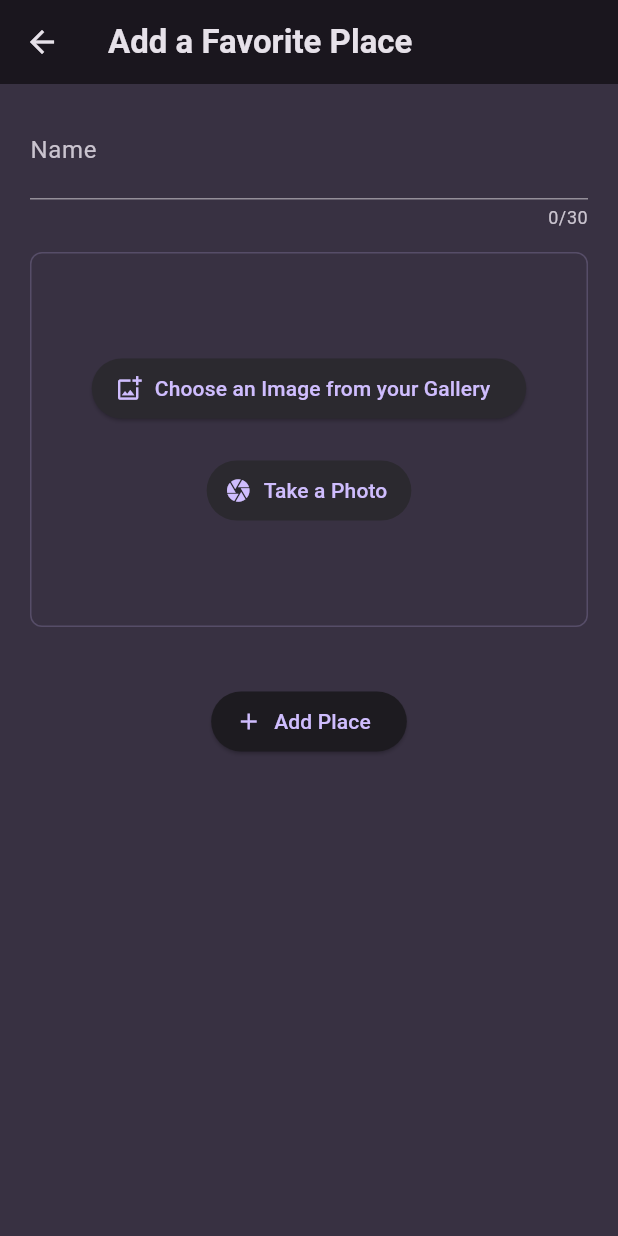
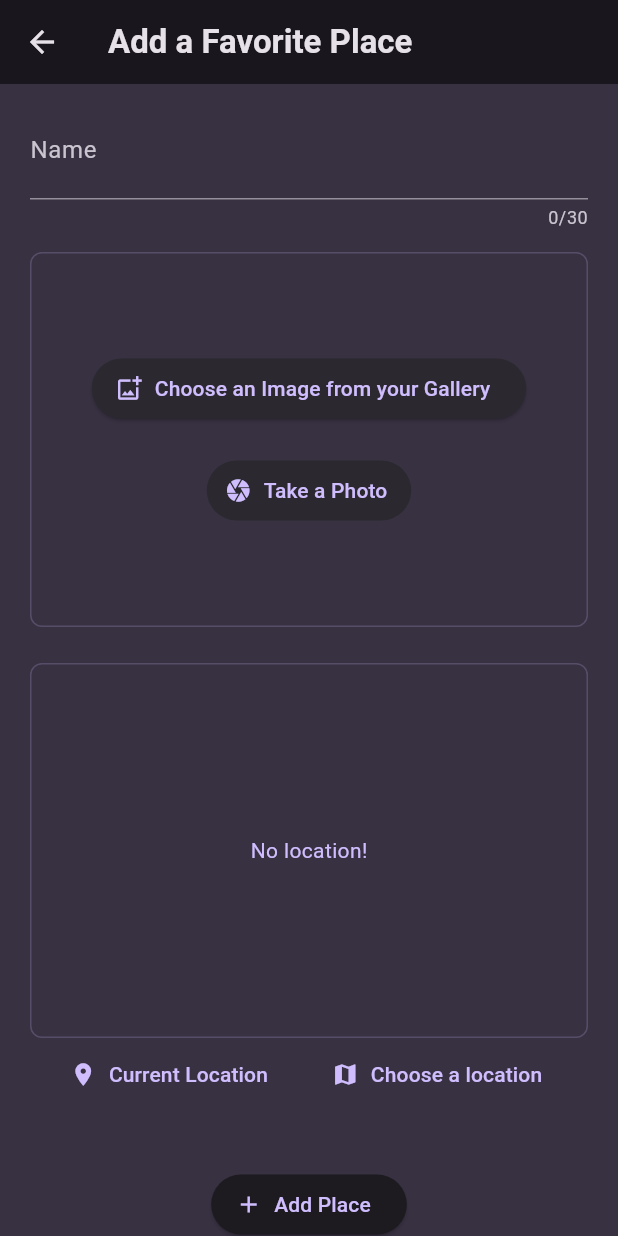
Before and after one commit to fordf/favorite_places, a Flutter app: the NewPlaceForm screen opened directly, on a phone screen of 412 x 824 dp. Run offline on Flutter 3.47's test engine with Material 3 defaults, Android fonts, the phone set to English and light mode, and no system bars; our stand-ins replace flutter_riverpod, google_fonts, image_picker, location.

Commit message:
Add a location form field to the place form

```diff
--- a/lib/models/place.dart
+++ b/lib/models/place.dart
@@ -3,10 +3,27 @@ import 'package:uuid/uuid.dart';
 
 const uuid = Uuid();
 
+class PlaceLocation {
+  const PlaceLocation({
+    required this.latitude,
+    required this.longitude,
+    required this.address,
+  });
+
+  final double latitude;
+  final double longitude;
+  final String address;
+}
+
 class Place {
   final String id;
   final String title;
   final File image;
+  final PlaceLocation location;
 
-  Place({required this.title, required this.image}) : id = uuid.v4();
+  Place({
+    required this.title,
+    required this.image,
+    required this.location,
+  }) : id = uuid.v4();
 }
--- a/lib/screens/new_place_form.dart
+++ b/lib/screens/new_place_form.dart
@@ -3,6 +3,7 @@ import 'dart:io';
 import 'package:favorite_places/models/place.dart';
 import 'package:favorite_places/providers/places_provider.dart';
 import 'package:favorite_places/widgets/file_form_field.dart';
+import 'package:favorite_places/widgets/location_field.dart';
 // import 'package:favorite_places/widgets/image_input.dart';
 import 'package:flutter/material.dart';
 import 'package:flutter_riverpod/flutter_riverpod.dart';
@@ -18,6 +19,7 @@ class _NewPlaceFormState extends ConsumerState<NewPlaceForm> {
   final formKey = GlobalKey<FormState>();
   late String placeTitle;
   File? _image;
+  PlaceLocation? _location;
   bool isSubmitted = false;
   String? imageErrorText;
 
@@ -27,13 +29,18 @@ class _NewPlaceFormState extends ConsumerState<NewPlaceForm> {
     });
     if (!formKey.currentState!.validate()) return;
     formKey.currentState!.save();
-    final place = Place(title: placeTitle, image: _image!);
+    final place =
+        Place(title: placeTitle, image: _image!, location: _location!);
     ref.read(placesNotifierProvider.notifier).addFavoritePlace(place);
     Navigator.of(context).pop();
   }
 
   void onAddImage(File image) {
     _image = image;
+  }
+
+  void onAddLocation(PlaceLocation location) {
+    _location = location;
   }
 
   @override
@@ -83,6 +90,24 @@ class _NewPlaceFormState extends ConsumerState<NewPlaceForm> {
                 },
               ),
               const SizedBox(
+                height: 5,
+              ),
+              // LocationField(onChooseLocation: onAddLocation),
+              LocationFormField(
+                // autovalidateMode: AutovalidateMode.always,
+                errorColor:
+                    isSubmitted ? Theme.of(context).colorScheme.error : null,
+                validator: (location) {
+                  if (location == null) {
+                    return 'Location required';
+                  }
+                  return null;
+                },
+                onSaved: (PlaceLocation? location) {
+                  _location = location;
+                },
+              ),
+              const SizedBox(
                 height: 20,
               ),
               ElevatedButton.icon(
--- a/lib/widgets/file_form_field.dart
+++ b/lib/widgets/file_form_field.dart
@@ -34,7 +34,9 @@ class FileFormField extends FormField<File> {
                   ),
                 ),
                 field.isValid
-                    ? Container()
+                    ? const SizedBox(
+                        height: 15,
+                      )
                     : Text(
                         field.errorText ?? "",
                         style: TextStyle(
@@ -55,8 +57,8 @@ class _FileFormFieldState extends FormFieldState<File> {
   @override
   FileFormField get widget => super.widget as FileFormField;
 
-  @override
-  void didChange(File? value) {
-    super.didChange(value);
-  }
+  // @override
+  // void didChange(File? value) {
+  //   super.didChange(value);
+  // }
 }
--- /dev/null
+++ b/lib/widgets/location_field.dart
@@ -0,0 +1,196 @@
+import 'dart:convert';
+
+import 'package:favorite_places/models/place.dart';
+import "package:flutter/material.dart";
+import 'package:location/location.dart';
+import 'package:http/http.dart' as http;
+
+const kGoogleMapsUrl = String.fromEnvironment('GMAPS_URL');
+const kGoogleMapsKey = String.fromEnvironment('GMAPS_KEY');
+
+class LocationField extends StatefulWidget {
+  const LocationField(
+      {super.key, required this.onChooseLocation, required this.location});
+  final void Function(PlaceLocation) onChooseLocation;
+  final PlaceLocation? location;
+
+  @override
+  State<LocationField> createState() => _LocationFieldState();
+}
+
+class _LocationFieldState extends State<LocationField> {
+  bool _gettingLocation = false;
+
+  String get locationImageUrl {
+    final lat = widget.location!.latitude;
+    final long = widget.location!.longitude;
+    return 'https://maps.googleapis.com/maps/api/staticmap?center=$lat,$long'
+        '&zoom=14&size=600x300&markers=color:red%7C$lat,$long&key=$kGoogleMapsKey';
+  }
+
+  void getCurrentLocation() async {
+    Location location = Location();
+
+    bool serviceEnabled;
+    PermissionStatus permissionGranted;
+    LocationData loc;
+
+    serviceEnabled = await location.serviceEnabled();
+    if (!serviceEnabled) {
+      serviceEnabled = await location.requestService();
+      if (!serviceEnabled) {
+        return;
+      }
+    }
+
+    permissionGranted = await location.hasPermission();
+    if (permissionGranted == PermissionStatus.denied) {
+      permissionGranted = await location.requestPermission();
+      if (permissionGranted != PermissionStatus.granted) {
+        return;
+      }
+    }
+
+    setState(() {
+      _gettingLocation = true;
+    });
+
+    loc = await location.getLocation();
+    final latitude = loc.latitude;
+    final longitude = loc.longitude;
+
+    if (latitude == null || longitude == null) return;
+
+    final geocodeUrl = Uri.parse('$kGoogleMapsUrl'
+        '?latlng=$latitude,$longitude'
+        '&key=$kGoogleMapsKey'
+        // '&result_type=street_address'
+        );
+
+    final response = await http.get(geocodeUrl);
+    final resBody = json.decode(response.body);
+    final address = resBody['results'][0]['formatted_address'];
+
+    final placeLocation = PlaceLocation(
+      latitude: latitude,
+      longitude: longitude,
+      address: address,
+    );
+    setState(() {
+      _gettingLocation = false;
+    });
+    widget.onChooseLocation(placeLocation);
+  }
+
+  @override
+  Widget build(BuildContext context) {
+    Widget content = _gettingLocation
+        ? const CircularProgressIndicator()
+        : widget.location == null
+            ? Text(
+                'No location!',
+                style: Theme.of(context)
+                    .textTheme
+                    .bodyMedium!
+                    .copyWith(color: Theme.of(context).colorScheme.primary),
+              )
+            : Image.network(
+                locationImageUrl,
+                fit: BoxFit.cover,
+                width: double.infinity,
+                height: double.infinity,
+              );
+    return Column(
+      children: [
+        Container(
+            height: 250,
+            width: double.infinity,
+            alignment: Alignment.center,
+            decoration: BoxDecoration(
+              // image: file == null
+              //     ? null
+              //     : DecorationImage(
+              //         image: FileImage(file!),
+              //         fit: BoxFit.cover,
+              //       ),
+              border: Border.all(
+                color: Theme.of(context).colorScheme.primary.withOpacity(.2),
+              ),
+              borderRadius: BorderRadius.circular(8),
+            ),
+            child: content),
+        Row(
+          mainAxisAlignment: MainAxisAlignment.spaceEvenly,
+          children: [
+            TextButton.icon(
+              onPressed: getCurrentLocation,
+              label: const Text('Current Location'),
+              icon: const Icon(Icons.location_on),
+            ),
+            TextButton.icon(
+              onPressed: () {},
+              label: const Text('Choose a location'),
+              icon: const Icon(Icons.map),
+            ),
+          ],
+        ),
+      ],
+    );
+  }
+}
+
+class LocationFormField extends FormField<PlaceLocation> {
+  final Color? errorColor;
+  LocationFormField({
+    super.key,
+    required this.errorColor,
+    FormFieldValidator<PlaceLocation>? validator,
+    super.onSaved,
+  }) : super(
+          validator: validator,
+          builder: (field) {
+            void onChangedHandler(PlaceLocation? value) {
+              print(value!.address.toString());
+              field.didChange(value);
+            }
+
+            bool isError = errorColor != null && !field.isValid;
+            return Column(
+              crossAxisAlignment: CrossAxisAlignment.start,
+              children: [
+                Container(
+                  decoration: isError
+                      ? BoxDecoration(
+                          border: Border.all(color: errorColor),
+                          borderRadius: BorderRadius.circular(8),
+                        )
+                      : null,
+                  child: LocationField(
+                    onChooseLocation: onChangedHandler,
+                    location: field.value,
+                  ),
+                ),
+                field.isValid
+                    ? const SizedBox(
+                        height: 15,
+                      )
+                    : Text(
+                        field.errorText ?? "",
+                        style: TextStyle(
+                          color: errorColor,
+                          fontSize: 13.0,
+                        ),
+                      )
+              ],
+            );
+          },
+        );
+
+  @override
+  FormFieldState<PlaceLocation> createState() => _LocationFormFieldState();
+}
+
+class _LocationFormFieldState extends FormFieldState<PlaceLocation> {
+  @override
+  LocationFormField get widget => super.widget as LocationFormField;
+}
--- a/pubspec.yaml
+++ b/pubspec.yaml
@@ -39,6 +39,8 @@ dependencies:
   flutter_riverpod: ^2.6.1
   uuid: ^4.5.1
   image_picker: ^1.1.2
+  location: ^7.0.1
+  http: ^1.2.2
 
 dev_dependencies:
   flutter_test:
```
Also changed, not shown: lib/widgets/container_form_field.dart (added, +70 -0 lines), pubspec.lock, 4 other files.
